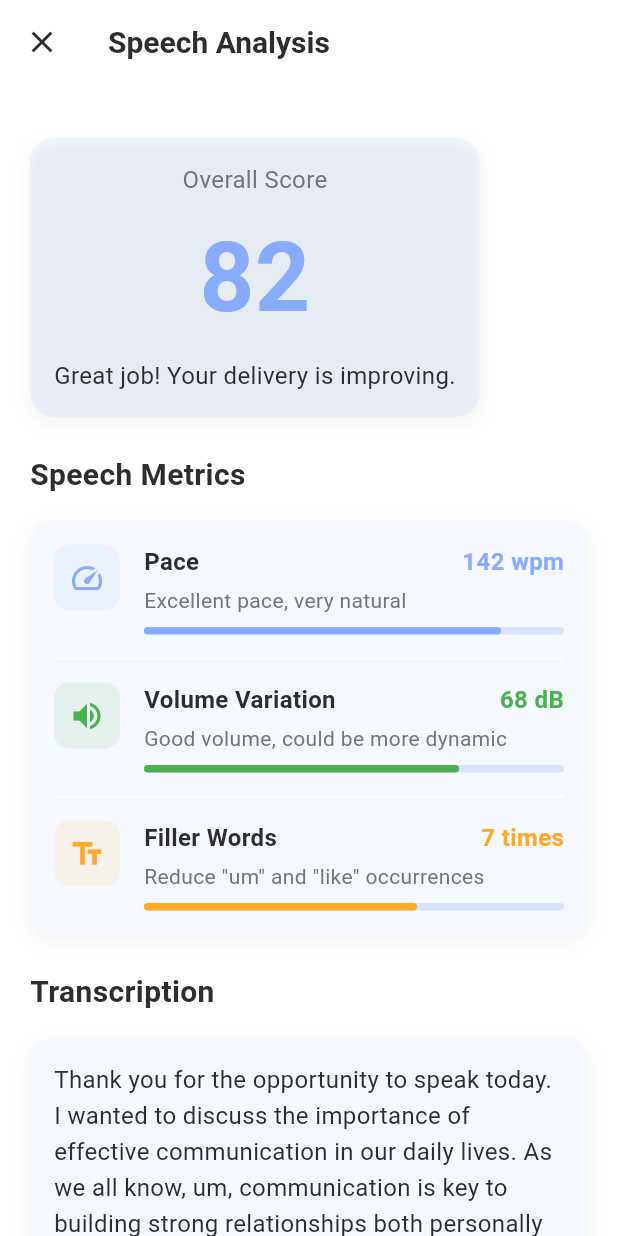
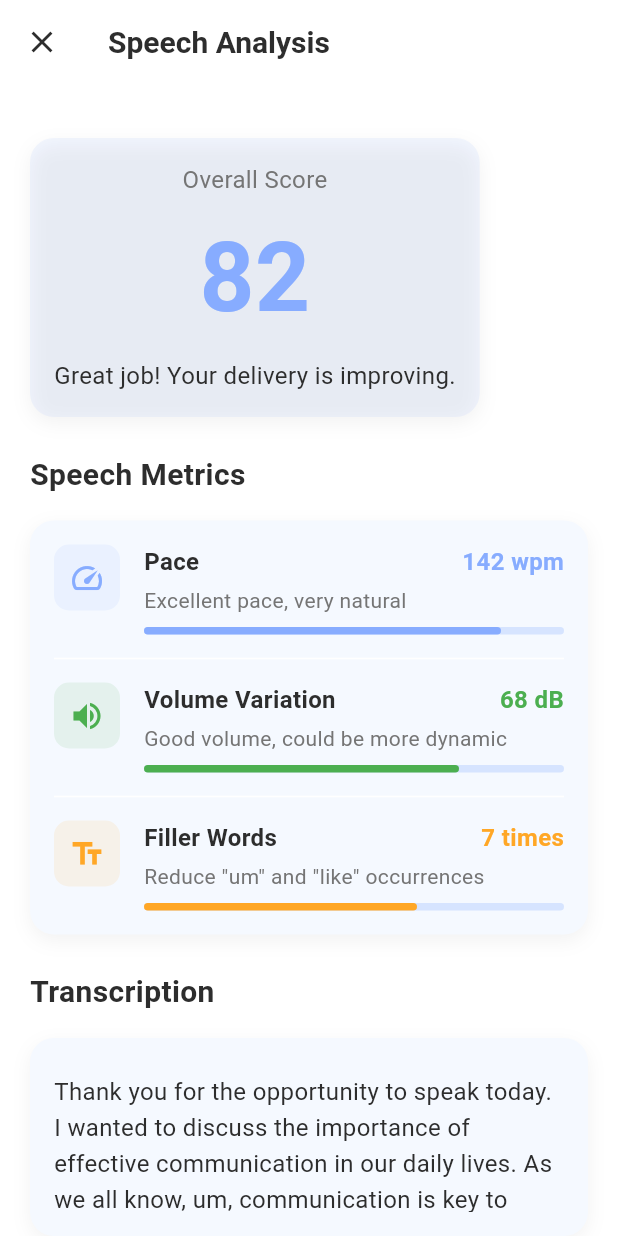
Before and after one commit to naela-girsy-projects/Project-VocalLabs, a Flutter app: the FeedbackScreen screen opened by its route, on a phone screen of 412 x 824 dp. Run offline on Flutter 3.47's test engine with Material 3 defaults, Android fonts, the phone set to English and light mode, and no system bars; our stand-ins replace fl_chart; Roboto replaces fonts that are missing (Poppins).

Commit message:
Fixed transcription issue on feedback screen

```diff
--- a/Client/lib/screens/feedback_screen.dart
+++ b/Client/lib/screens/feedback_screen.dart
@@ -97,9 +97,17 @@ class FeedbackScreen extends StatelessWidget {
                 const Text('Transcription', style: AppTextStyles.heading2),
                 const SizedBox(height: 16),
                 CardLayout(
-                  child: Text(
-                    'Thank you for the opportunity to speak today. I wanted to discuss the importance of effective communication in our daily lives. As we all know, um, communication is key to building strong relationships both personally and professionally...',
-                    style: AppTextStyles.body1.copyWith(height: 1.5),
+                  child: SizedBox(
+                    height: 100,
+                    child: SingleChildScrollView(
+                      child: Padding(
+                        padding: const EdgeInsets.symmetric(vertical: 8.0),
+                        child: Text(
+                          'Thank you for the opportunity to speak today. I wanted to discuss the importance of effective communication in our daily lives. As we all know, um, communication is key to building strong relationships both personally and professionally...',
+                          style: AppTextStyles.body1.copyWith(height: 1.5),
+                        ),
+                      ),
+                    ),
                   ),
                 ),
                 const SizedBox(height: 24),
```
